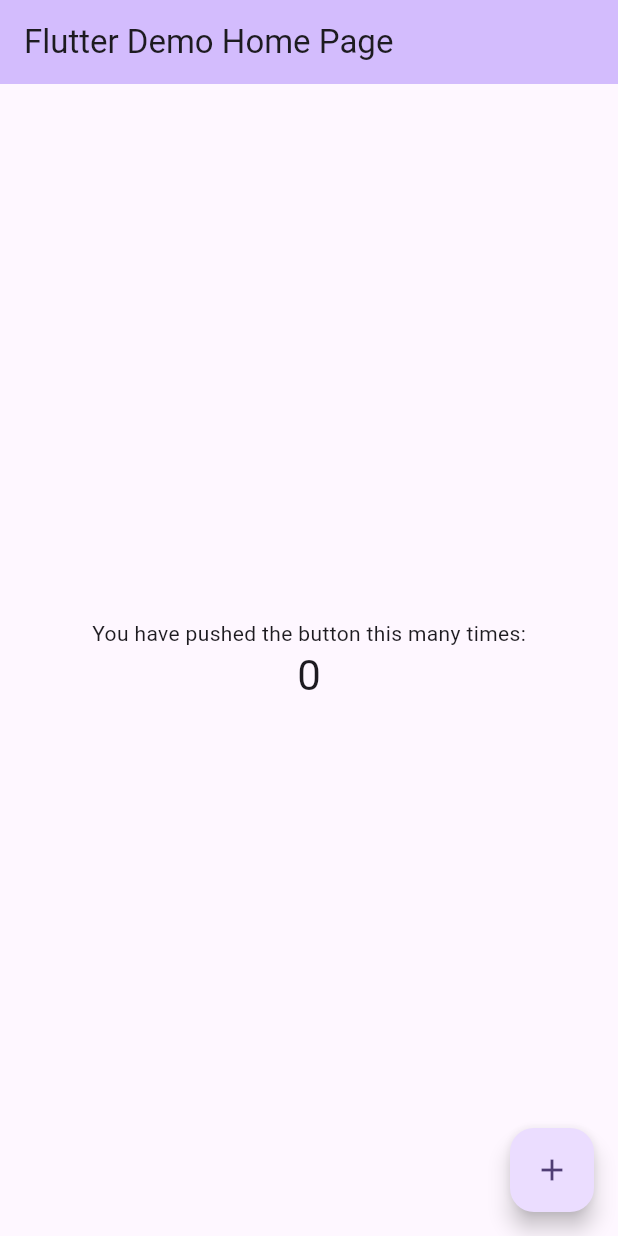
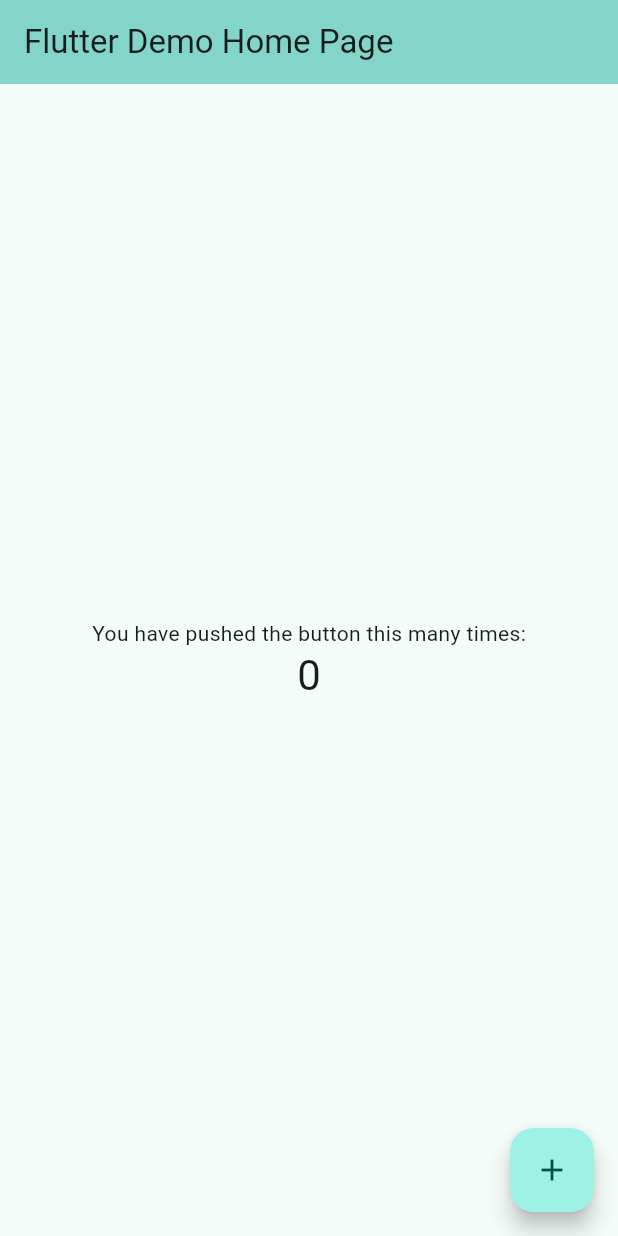
Before and after one commit to skyriyvrzo/counter-demo, a Flutter app: the screen it shows after launch, on a phone screen of 412 x 824 dp. Run offline on Flutter 3.47's test engine with Material 3 defaults, Android fonts, the phone set to English and light mode, and no system bars.

Commit message:
feat: change theme color from depp purple to teal

```diff
--- a/lib/main.dart
+++ b/lib/main.dart
@@ -13,22 +13,8 @@ class MyApp extends StatelessWidget {
     return MaterialApp(
       title: 'Flutter Demo',
       theme: ThemeData(
-        // This is the theme of your application.
-        //
-        // TRY THIS: Try running your application with "flutter run". You'll see
-        // the application has a purple toolbar. Then, without quitting the app,
-        // try changing the seedColor in the colorScheme below to Colors.green
-        // and then invoke "hot reload" (save your changes or press the "hot
-        // reload" button in a Flutter-supported IDE, or press "r" if you used
-        // the command line to start the app).
-        //
-        // Notice that the counter didn't reset back to zero; the application
-        // state is not lost during the reload. To reset the state, use hot
-        // restart instead.
-        //
-        // This works for code too, not just values: Most code changes can be
-        // tested with just a hot reload.
-        colorScheme: .fromSeed(seedColor: Colors.deepPurple),
+        colorScheme: ColorScheme.fromSeed(seedColor: Colors.teal),
+        useMaterial3: true,
       ),
       home: const MyHomePage(title: 'Flutter Demo Home Page'),
     );
```
